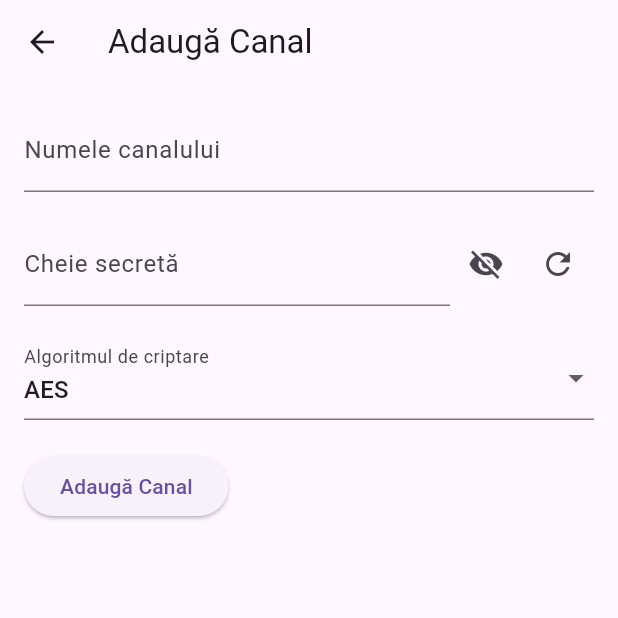
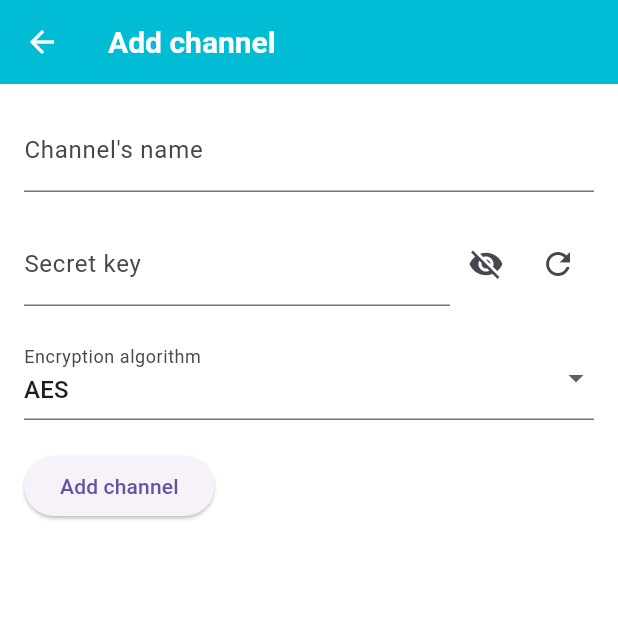
Before and after one commit to LazariaInk/ghost-chat, a Flutter app: the screen it shows once a user with an empty profile is signed in, after a tap on the "add" icon, on a phone screen of 412 x 824 dp, the top half of it. Run offline on Flutter 3.47's test engine with Material 3 defaults, Android fonts, the phone set to English and light mode, and no system bars; our stand-ins replace firebase_auth, firebase_core, google_sign_in, shared_preferences; accounts and stored records are empty; generated files the repository leaves out were written again.

Commit message:
add colors black theme func

```diff
--- a/lib/i10n/app_en.arb
+++ b/lib/i10n/app_en.arb
@@ -4,5 +4,24 @@
   "notifications": "Notifications",
   "darkTheme": "Dark Theme",
   "termsAndConditions": "Terms and Conditions",
-  "selectLanguage": "Select Language"
+  "selectLanguage": "Select Language",
+
+  "signIn" : "Sign in",
+
+  "channels" : "Channels",
+
+  "writeAMessage" : "Write a message...",
+
+  "confirmDeletion" : "Confirm deletion",
+  "confirmDeletionMessage" : "To delete the channel, write \"DELETE\" in the field below:",
+  "confirmDeletionToolkit" :  "write \"DELETE\"",
+  "cancel" : "cancel",
+  "delete" : "Delete",
+  "searchChannel" : "Search a channel...",
+
+  "addChannel" : "Add channel",
+  "channelName" : "Channel's name",
+  "secretKey" : "Secret key",
+  "encryptionAlgorithm" : "Encryption algorithm"
+
 }
--- a/lib/main.dart
+++ b/lib/main.dart
@@ -1,10 +1,14 @@
+// main.dart
 import 'package:flutter/material.dart';
 import 'package:firebase_core/firebase_core.dart';
 import 'package:firebase_auth/firebase_auth.dart';
 import 'package:flutter_localizations/flutter_localizations.dart';
+import 'package:flutter_gen/gen_l10n/app_localizations.dart';
 import 'package:ghostchat/screen/main_screen.dart';
 import 'package:ghostchat/screen/sign_in_screen.dart';
-import 'package:flutter_gen/gen_l10n/app_localizations.dart';
+import 'package:ghostchat/theme.dart';
+import 'package:shared_preferences/shared_preferences.dart';
+
 
 Future<void> main() async {
   WidgetsFlutterBinding.ensureInitialized();
@@ -14,7 +18,7 @@ Future<void> main() async {
       appId: '1:970751112043:android:df8b0f6fd1d7887ed0522e',
       messagingSenderId: '970751112043',
       projectId: 'ghost-chat-ca6f7',
-      storageBucket: 'ghost-chat-ca6f7.firebasestorage.app',
+      storageBucket: 'ghost-chat-ca6f7.firebaseapp.com',
     ),
   );
   runApp(const MyApp());
@@ -24,17 +28,23 @@ class MyApp extends StatefulWidget {
   const MyApp({super.key});
 
   static void setLocale(BuildContext context, Locale newLocale) {
-    final _MyAppState? state = context.findAncestorStateOfType<_MyAppState>();
+    final MyAppState? state = context.findAncestorStateOfType<MyAppState>();
     state?.setLocale(newLocale);
   }
 
   @override
-  _MyAppState createState() => _MyAppState();
+  MyAppState createState() => MyAppState();
 }
 
-class _MyAppState extends State<MyApp> {
+class MyAppState extends State<MyApp> {
   Locale? _locale;
-  final GlobalKey<NavigatorState> navigatorKey = GlobalKey<NavigatorState>();
+  ThemeMode _themeMode = ThemeMode.system;
+
+  @override
+  void initState() {
+    super.initState();
+    _loadThemeMode();
+  }
 
   void setLocale(Locale locale) {
     setState(() {
@@ -42,14 +52,29 @@ class _MyAppState extends State<MyApp> {
     });
   }
 
+  Future<void> _loadThemeMode() async {
+    final prefs = await SharedPreferences.getInstance();
+    final isDarkMode = prefs.getBool('isDarkMode') ?? false;
+    setState(() {
+      _themeMode = isDarkMode ? ThemeMode.dark : ThemeMode.light;
+    });
+  }
+
+  void toggleThemeMode(bool isDarkMode) async {
+    final prefs = await SharedPreferences.getInstance();
+    await prefs.setBool('isDarkMode', isDarkMode);
+    setState(() {
+      _themeMode = isDarkMode ? ThemeMode.dark : ThemeMode.light;
+    });
+  }
+
   @override
   Widget build(BuildContext context) {
     return MaterialApp(
       title: 'Ghost chat',
-      theme: ThemeData(
-        primarySwatch: Colors.cyan,
-      ),
-      navigatorKey: navigatorKey,
+      theme: AppThemes.lightTheme,
+      darkTheme: AppThemes.darkTheme,
+      themeMode: _themeMode,
       locale: _locale,
       localizationsDelegates: const [
         AppLocalizations.delegate,
--- a/lib/screen/add_channel_screen.dart
+++ b/lib/screen/add_channel_screen.dart
@@ -1,5 +1,6 @@
 import 'dart:math';
 import 'package:flutter/material.dart';
+import 'package:flutter_gen/gen_l10n/app_localizations.dart';
 import '../model/channel.dart';
 
 class AddChannelScreen extends StatefulWidget {
@@ -22,15 +23,14 @@ class _AddChannelScreenState extends State<AddChannelScreen> {
     const chars =
         'ABCDEFGHIJKLMNOPQRSTUVWXYZabcdefghijklmnopqrstuvwxyz0123456789!@#\$%^&*()';
     Random random = Random.secure();
-    return List.generate(length, (index) => chars[random.nextInt(chars.length)])
-        .join();
+    return List.generate(length, (index) => chars[random.nextInt(chars.length)]).join();
   }
 
   @override
   Widget build(BuildContext context) {
     return Scaffold(
       appBar: AppBar(
-        title: const Text('Adaugă Canal'),
+        title: Text(AppLocalizations.of(context)!.addChannel),
       ),
       body: Padding(
         padding: const EdgeInsets.all(16.0),
@@ -39,7 +39,9 @@ class _AddChannelScreenState extends State<AddChannelScreen> {
           children: [
             TextField(
               controller: _nameController,
-              decoration: const InputDecoration(labelText: 'Numele canalului'),
+              decoration: InputDecoration(
+                labelText: AppLocalizations.of(context)!.channelName,
+              ),
             ),
             const SizedBox(height: 20),
             Row(
@@ -48,13 +50,13 @@ class _AddChannelScreenState extends State<AddChannelScreen> {
                   child: TextField(
                     controller: _secretKeyController,
                     obscureText: !_isKeyVisible,
-                    decoration:
-                    const InputDecoration(labelText: 'Cheie secretă'),
+                    decoration: InputDecoration(
+                      labelText: AppLocalizations.of(context)!.secretKey,
+                    ),
                   ),
                 ),
                 IconButton(
-                  icon: Icon(
-                      _isKeyVisible ? Icons.visibility : Icons.visibility_off),
+                  icon: Icon(_isKeyVisible ? Icons.visibility : Icons.visibility_off),
                   onPressed: () {
                     setState(() {
                       _isKeyVisible = !_isKeyVisible;
@@ -64,8 +66,7 @@ class _AddChannelScreenState extends State<AddChannelScreen> {
                 IconButton(
                   icon: const Icon(Icons.refresh),
                   onPressed: () {
-                    final randomKey =
-                    _generateRandomKey(16); // Lungime de 16 caractere
+                    final randomKey = _generateRandomKey(16);
                     setState(() {
                       _secretKeyController.text = randomKey;
                     });
@@ -87,8 +88,9 @@ class _AddChannelScreenState extends State<AddChannelScreen> {
                   _selectedAlgorithm = newValue!;
                 });
               },
-              decoration:
-              const InputDecoration(labelText: 'Algoritmul de criptare'),
+              decoration: InputDecoration(
+                labelText: AppLocalizations.of(context)!.encryptionAlgorithm,
+              ),
             ),
             const SizedBox(height: 20),
             ElevatedButton(
@@ -102,7 +104,7 @@ class _AddChannelScreenState extends State<AddChannelScreen> {
                   Navigator.pop(context, newChannel);
                 }
               },
-              child: const Text('Adaugă Canal'),
+              child: Text(AppLocalizations.of(context)!.addChannel),
             ),
           ],
         ),
--- a/lib/screen/channel_list_screen.dart
+++ b/lib/screen/channel_list_screen.dart
@@ -1,6 +1,6 @@
 import 'dart:convert';
-
 import 'package:flutter/material.dart';
+import 'package:flutter_gen/gen_l10n/app_localizations.dart'; // Import pentru AppLocalizations
 import 'package:shared_preferences/shared_preferences.dart';
 import 'add_channel_screen.dart';
 import 'chat_screen.dart';
@@ -67,25 +67,23 @@ class _ChannelListScreenState extends State<ChannelListScreen> {
   }
 
   Future<void> _showDeleteConfirmationDialog(Channel channel) async {
-    final TextEditingController confirmationController =
-    TextEditingController();
+    final TextEditingController confirmationController = TextEditingController();
 
     final result = await showDialog<bool>(
       context: context,
       builder: (context) {
         return AlertDialog(
-          title: const Text('Confirmare ștergere'),
+          title: Text(AppLocalizations.of(context)!.confirmDeletion),
           content: Column(
             mainAxisSize: MainAxisSize.min,
             children: [
-              const Text(
-                  'Pentru a șterge canalul, scrieți „DELETE” în câmpul de mai jos:'),
+              Text(AppLocalizations.of(context)!.confirmDeletionMessage),
               const SizedBox(height: 10),
               TextField(
                 controller: confirmationController,
-                decoration: const InputDecoration(
-                  labelText: 'Scrieți DELETE',
-                  border: OutlineInputBorder(),
+                decoration: InputDecoration(
+                  labelText: AppLocalizations.of(context)!.confirmDeletionToolkit,
+                  border: const OutlineInputBorder(),
                 ),
               ),
             ],
@@ -95,7 +93,7 @@ class _ChannelListScreenState extends State<ChannelListScreen> {
               onPressed: () {
                 Navigator.of(context).pop(false); // Cancel
               },
-              child: const Text('Anulează'),
+              child: Text(AppLocalizations.of(context)!.cancel),
             ),
             ElevatedButton(
               onPressed: () {
@@ -103,7 +101,7 @@ class _ChannelListScreenState extends State<ChannelListScreen> {
                   Navigator.of(context).pop(true); // Confirm delete
                 }
               },
-              child: const Text('Șterge'),
+              child: Text(AppLocalizations.of(context)!.delete),
             ),
           ],
         );
@@ -128,7 +126,7 @@ class _ChannelListScreenState extends State<ChannelListScreen> {
   Widget build(BuildContext context) {
     return Scaffold(
       appBar: AppBar(
-        title: const Text('Canale'),
+        title: Text(AppLocalizations.of(context)!.channels),
       ),
       body: Column(
         children: [
@@ -136,10 +134,10 @@ class _ChannelListScreenState extends State<ChannelListScreen> {
             padding: const EdgeInsets.all(8.0),
             child: TextField(
               controller: _searchController,
-              decoration: const InputDecoration(
-                labelText: 'Caută un canal...',
-                border: OutlineInputBorder(),
-                prefixIcon: Icon(Icons.search),
+              decoration: InputDecoration(
+                labelText: AppLocalizations.of(context)!.searchChannel,
+                border: const OutlineInputBorder(),
+                prefixIcon: const Icon(Icons.search),
               ),
             ),
           ),
@@ -160,8 +158,7 @@ class _ChannelListScreenState extends State<ChannelListScreen> {
                     Navigator.push(
                       context,
                       MaterialPageRoute(
-                        builder: (context) =>
-                            ChatScreen(channelName: channel.name),
+                        builder: (context) => ChatScreen(channelName: channel.name),
                       ),
                     );
                   },
--- a/lib/screen/main_screen.dart
+++ b/lib/screen/main_screen.dart
@@ -1,4 +1,5 @@
 import 'package:flutter/material.dart';
+import 'package:flutter_gen/gen_l10n/app_localizations.dart';
 import 'package:ghostchat/screen/channel_list_screen.dart';
 import 'package:ghostchat/screen/settings_screen.dart';
 import 'package:firebase_auth/firebase_auth.dart';
@@ -28,7 +29,7 @@ class _MainScreenState extends State<MainScreen> {
   Widget build(BuildContext context) {
     return Scaffold(
       appBar: AppBar(
-        backgroundColor: Colors.cyan,
+        backgroundColor: Theme.of(context).appBarTheme.backgroundColor,
         title: Row(
           children: [
             Image.asset(
@@ -36,7 +37,7 @@ class _MainScreenState extends State<MainScreen> {
               height: 40,
             ),
             const SizedBox(width: 10),
-            const Text('Ghost-chat'),
+            Text(AppLocalizations.of(context)!.appTitle),
           ],
         ),
         actions: [
@@ -50,14 +51,14 @@ class _MainScreenState extends State<MainScreen> {
       ),
       body: _screens[_selectedIndex],
       bottomNavigationBar: BottomNavigationBar(
-        items: const <BottomNavigationBarItem>[
+        items: [
           BottomNavigationBarItem(
             icon: Icon(Icons.chat),
-            label: 'Channels',
+            label: AppLocalizations.of(context)!.channels,
           ),
           BottomNavigationBarItem(
             icon: Icon(Icons.settings),
-            label: 'Settings',
+            label: AppLocalizations.of(context)!.settings,
           ),
         ],
         currentIndex: _selectedIndex,
--- a/lib/screen/sign_in_screen.dart
+++ b/lib/screen/sign_in_screen.dart
@@ -1,4 +1,5 @@
 import 'package:flutter/material.dart';
+import 'package:flutter_gen/gen_l10n/app_localizations.dart'; // Import pentru AppLocalizations
 import 'package:firebase_auth/firebase_auth.dart';
 import 'package:google_sign_in/google_sign_in.dart';
 
@@ -10,7 +11,9 @@ class SignInScreen extends StatelessWidget {
   @override
   Widget build(BuildContext context) {
     return Scaffold(
-      appBar: AppBar(title: const Text('Sign In')),
+      appBar: AppBar(
+        title: Text(AppLocalizations.of(context)!.signIn), // Folosim cheia signIn din arb
+      ),
       body: Center(
         child: ElevatedButton(
           onPressed: () async {
@@ -24,7 +27,7 @@ class SignInScreen extends StatelessWidget {
               );
             }
           },
-          child: const Text('Sign in with Google'),
+          child: Text(AppLocalizations.of(context)!.signIn), // Folosim cheia signInWithGoogle
         ),
       ),
     );
--- a/lib/theme.dart
+++ b/lib/theme.dart
@@ -1,3 +1,4 @@
+// app_themes.dart
 import 'package:flutter/material.dart';
 
 class AppThemes {
@@ -19,7 +20,6 @@ class AppThemes {
     ),
   );
 
-  // Culori personalizate pentru dark mode
   static final ThemeData darkTheme = ThemeData(
     brightness: Brightness.dark,
     primaryColor: primaryColorDark,
```
Also changed, not shown: lib/i10n/app_ro.arb (+19 -1 lines), lib/i10n/app_ru.arb (+19 -1 lines), lib/screen/chat_screen.dart (+11 -6 lines), lib/screen/settings_screen.dart (+44 -7 lines), lib/shared_preference_helper.dart (deleted, +0 -15 lines).
